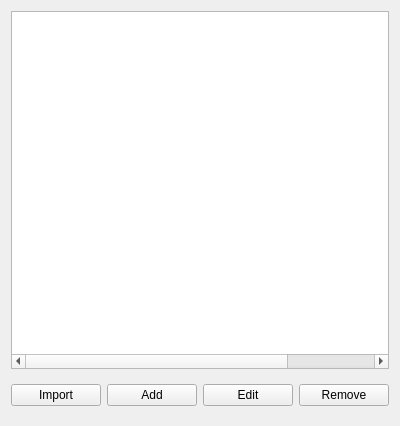
Above: view/geometry/geometry_page.ui from nextfoam/baram before the change. Below: the same form after it.
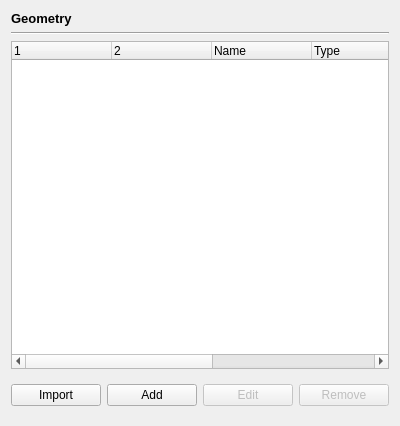
That is the form after the change.

Commit message: Geometry Step 기능 구현

Patch:
```diff
--- a/view/geometry/geometry_page.ui
+++ b/view/geometry/geometry_page.ui
@@ -14,40 +14,70 @@
    <string>Form</string>
   </property>
   <layout class="QVBoxLayout" name="verticalLayout">
+   <item>
+    <widget class="QLabel" name="label">
+     <property name="font">
+      <font>
+       <pointsize>10</pointsize>
+       <bold>true</bold>
+      </font>
+     </property>
+     <property name="text">
+      <string>Geometry</string>
+     </property>
+    </widget>
+   </item>
+   <item>
+    <widget class="Line" name="line">
+     <property name="orientation">
+      <enum>Qt::Horizontal</enum>
+     </property>
+    </widget>
+   </item>
    <item>
     <widget class="QTreeWidget" name="list">
      <property name="editTriggers">
       <set>QAbstractItemView::NoEditTriggers</set>
      </property>
      <property name="columnCount">
-      <number>5</number>
+      <number>7</number>
      </property>
      <attribute name="headerVisible">
-      <bool>false</bool>
+      <bool>true</bool>
      </attribute>
      <column>
       <property name="text">
-       <string notr="true">1</string>
+       <string notr="true"/>
       </property>
      </column>
      <column>
       <property name="text">
-       <string notr="true">2</string>
+       <string/>
       </property>
      </column>
      <column>
       <property name="text">
-       <string notr="true">3</string>
+       <string>Name</string>
       </property>
      </column>
      <column>
       <property name="text">
-       <string notr="true">4</string>
+       <string>Type</string>
       </property>
      </column>
      <column>
       <property name="text">
-       <string notr="true">5</string>
+       <string notr="true"/>
+      </property>
+     </column>
+     <column>
+      <property name="text">
+       <string notr="true"/>
+      </property>
+     </column>
+     <column>
+      <property name="text">
+       <string/>
       </property>
      </column>
     </widget>
@@ -77,6 +107,9 @@
       </item>
       <item>
        <widget class="QPushButton" name="edit">
+        <property name="enabled">
+         <bool>false</bool>
+        </property>
         <property name="text">
          <string>Edit</string>
         </property>
@@ -84,6 +117,9 @@
       </item>
       <item>
        <widget class="QPushButton" name="remove">
+        <property name="enabled">
+         <bool>false</bool>
+        </property>
         <property name="text">
          <string>Remove</string>
         </property>
```
The commit also changes 39 other files.
